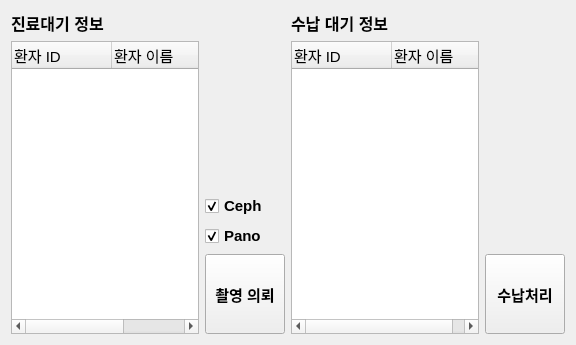
Above: pms/PatientManagementSW/patientstatusmanager.ui from KimYooseon/FinalProject before the change. Below: the same form after it.
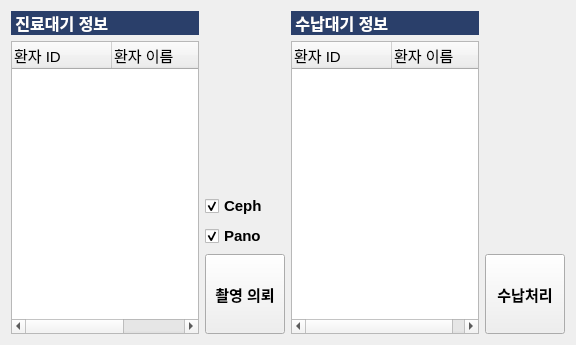
That is the form after the change.

Diff of the .ui file:
```diff
--- a/pms/PatientManagementSW/patientstatusmanager.ui
+++ b/pms/PatientManagementSW/patientstatusmanager.ui
@@ -26,8 +26,12 @@
            <bold>true</bold>
           </font>
          </property>
+         <property name="styleSheet">
+          <string notr="true">background-color: rgb(42, 63, 106);
+color: rgb(255, 255, 255);</string>
+         </property>
          <property name="text">
-          <string>진료대기 정보</string>
+          <string> 진료대기 정보</string>
          </property>
         </widget>
        </item>
@@ -160,8 +164,12 @@
            <bold>true</bold>
           </font>
          </property>
+         <property name="styleSheet">
+          <string notr="true">background-color: rgb(42, 63, 106);
+color: rgb(255, 255, 255);</string>
+         </property>
          <property name="text">
-          <string>수납 대기 정보</string>
+          <string> 수납대기 정보</string>
          </property>
         </widget>
        </item>
```
Left out of the diff: 25 changed lines with no effect on the pictures.
